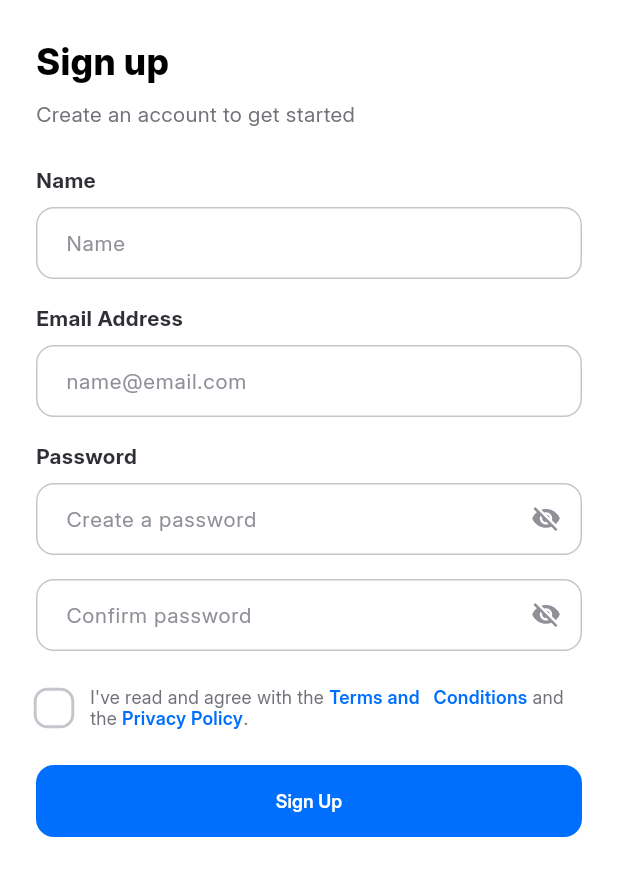
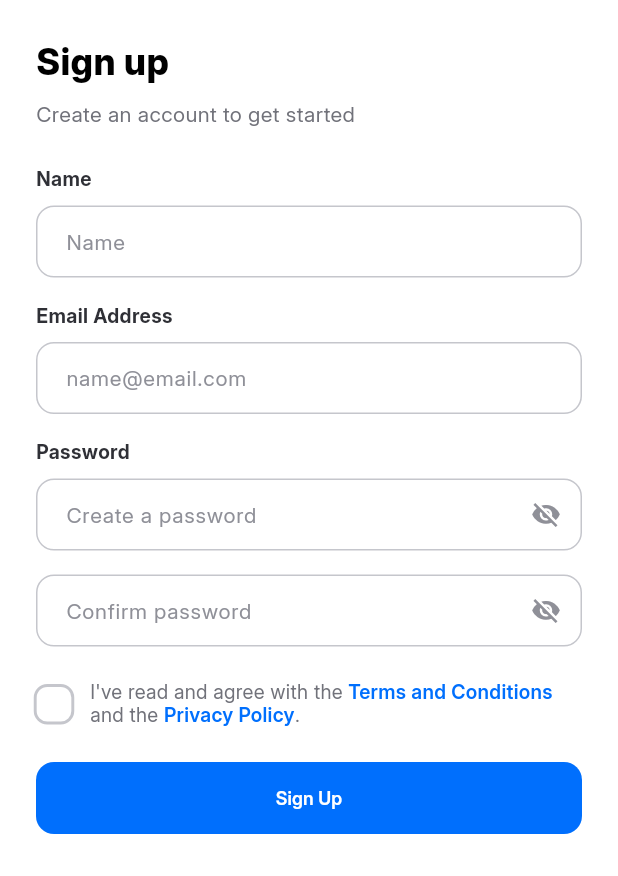
Before and after one commit to samsonsajees/ui_task_2, a Flutter app: the SignUpPage screen opened directly, on a phone screen of 412 x 824 dp. Shown: the top 876 px of the screen. Run offline on Flutter 3.47's test engine with Material 3 defaults, Android fonts, the light colour scheme and no system bars; our stand-ins replace flutter_svg.

Commit message:
font size adjustments

```diff
--- a/lib/screens/signup_screen.dart
+++ b/lib/screens/signup_screen.dart
@@ -82,19 +82,19 @@ class _SignUpPageState extends State<SignUpPage> {
                             children: [
                               TextSpan(
                                 text: "I've read and agree with the ",
-                                style: AppTextStyles.bodyS.copyWith(color: AppColors.greyLight),
+                                style: AppTextStyles.bodyS.copyWith(color: AppColors.greyLight, fontSize: 13),
                               ),
                               TextSpan(
-                                text: "Terms and   Conditions",
-                                style: AppTextStyles.actionM.copyWith(color: AppColors.primaryBlue),
+                                text: "Terms and Conditions",
+                                style: AppTextStyles.actionM.copyWith(color: AppColors.primaryBlue, fontSize: 13),
                               ),
                               TextSpan(
                                 text: " and the ",
-                                style: AppTextStyles.bodyS.copyWith(color: AppColors.greyLight),
+                                style: AppTextStyles.bodyS.copyWith(color: AppColors.greyLight, fontSize: 13),
                               ),
                               TextSpan(
                                 text: "Privacy Policy",
-                                style: AppTextStyles.actionM.copyWith(color: AppColors.primaryBlue),
+                                style: AppTextStyles.actionM.copyWith(color: AppColors.primaryBlue, fontSize: 13),
                               ),
                               TextSpan(text: "."),
                             ],
--- a/lib/widgets/field_label.dart
+++ b/lib/widgets/field_label.dart
@@ -13,7 +13,7 @@ class FieldLabel extends StatelessWidget {
       padding: const EdgeInsets.only(bottom: 8.0),
       child: Text(
         text,
-        style: AppTextStyles.h5.copyWith(color: AppColors.greyDark, fontSize: 14),
+        style: AppTextStyles.h5.copyWith(color: AppColors.greyDark, fontSize: 13),
       ),
     );
   }
```
Also changed, not shown: lib/screens/login_screen.dart (line endings or trailing spaces).
